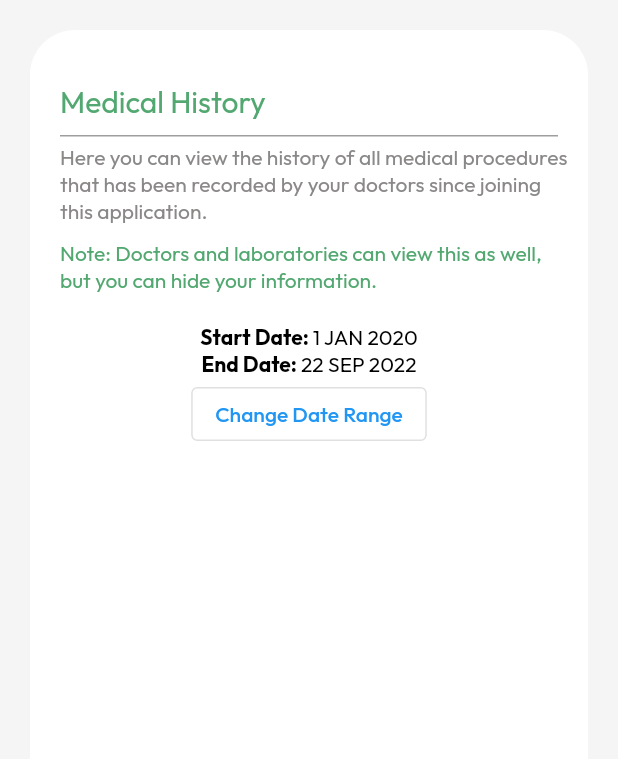
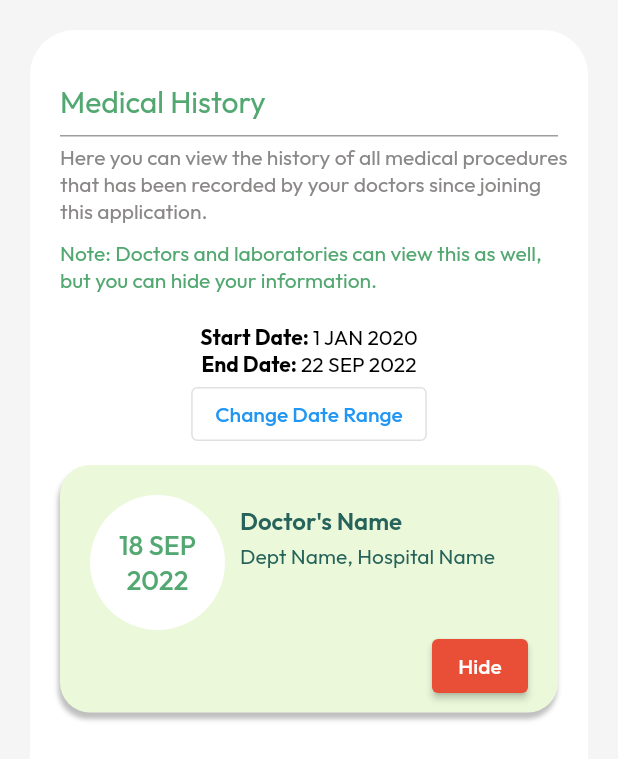
Before and after one commit to munimdev/OmniHealth, a Flutter app: the Home screen opened by its route, after a tap on an icon or button, on a phone screen of 412 x 824 dp. Shown: the top 759 px of the screen. Run offline on Flutter 3.47's test engine with Material 2 defaults, Android fonts, the phone set to English and light mode, and no system bars; our stand-ins replace cloud_firestore, firebase_auth, firebase_core, flutter_svg, google_sign_in and 2 more; missing offline and left inert: countries, dart:ffi, flutterfire_ui; accounts and stored records are empty.

Commit message:
Medical History screen development

```diff
--- a/lib/constants/constants.dart
+++ b/lib/constants/constants.dart
@@ -76,6 +76,7 @@ const kMutedWidgetColor = Color(0x80FFFFFF);
 const kBlackOverlay = Color(0x80000000);
 const kLightBlue = Color(0xFFC8D8E4);
 const kBackgroundColor = Color(0xFFF5F5F5);
+const kAccentColor = Color(0xFFE94F37);
 
 const kDashboardWidgetTextStyle = TextStyle(
   fontSize: 24,
@@ -122,6 +123,13 @@ const kSmallGreenText = TextStyle(
   fontSize: 20,
   decoration: TextDecoration.none,
 );
+const kSmallerGreenText = TextStyle(
+  fontFamily: 'Outfit',
+  fontWeight: FontWeight.w500,
+  color: kAppleGreen,
+  fontSize: 18,
+  decoration: TextDecoration.none,
+);
 const kMiniGreyText = TextStyle(
   fontFamily: 'Outfit',
   fontWeight: FontWeight.w400,
--- a/lib/screens/home/home.dart
+++ b/lib/screens/home/home.dart
@@ -105,11 +105,18 @@ class _Home extends State<Home> {
                     children: [
                       SizedBox(width: 10),
                       TextButton(
-                        onPressed: () {},
+                        onPressed: () {
+                          Navigator.push(
+                            context,
+                            MaterialPageRoute(builder: (context) {
+                              return TestResults();
+                            }),
+                          );
+                        },
                         child: const DashboardWidgetHorizontal(
-                          title: 'Diagnosis\nDetails',
+                          title: 'Test\nResults',
                           icon: Icon(
-                            Icons.vaccines,
+                            Icons.timeline,
                             color: Colors.white,
                           ),
                         ),
@@ -134,23 +141,6 @@ class _Home extends State<Home> {
                         ),
                       ),
                     ],
-                  ),
-                  TextButton(
-                    onPressed: () {
-                      Navigator.push(
-                        context,
-                        MaterialPageRoute(builder: (context) {
-                          return TestResults();
-                        }),
-                      );
-                    },
-                    child: const DashboardWidgetVertical(
-                      title: 'Test Results',
-                      icon: Icon(
-                        Icons.timeline,
-                        color: Colors.white,
-                      ),
-                    ),
                   ),
                   TextButton(
                     onPressed: () {},
--- a/lib/screens/medicalHistory/medical_history.dart
+++ b/lib/screens/medicalHistory/medical_history.dart
@@ -1,3 +1,5 @@
+import 'dart:ffi';
+
 import 'package:flutter/material.dart';
 import 'package:omnihealth/constants/constants.dart';
 import 'package:omnihealth/Components/universal_functions.dart';
@@ -10,6 +12,11 @@ class MedicalHistory extends StatefulWidget {
 
 class _MedicalHistoryState extends State<MedicalHistory> {
   DateTimeRange dateRange = DateTimeRange(start: DateTime(2020,1,1), end: DateTime.now());
+  Color widgetColor = kMintGreen;
+  Color widgetTextColor = kDarkest;
+  bool visibility = true;
+  Color hideButtonColor = kAccentColor;
+  String hideButtonText = 'Hide';
   @override
   Widget build(BuildContext context) {
     final start = dateRange.start;
@@ -28,7 +35,7 @@ class _MedicalHistoryState extends State<MedicalHistory> {
               color: Colors.white,
               borderRadius: BorderRadius.circular(30),
             ),
-            child: ListView(
+            child: Column(
               children: [
                 Container(
                   width: double.infinity,
@@ -62,7 +69,7 @@ class _MedicalHistoryState extends State<MedicalHistory> {
                     style: kMiniAppleGreenText,
                   ),
                 ),
-                SizedBox(
+                const SizedBox(
                   height: 10,
                 ),
                 Column(
@@ -87,6 +94,38 @@ class _MedicalHistoryState extends State<MedicalHistory> {
                         child: const Text('Change Date Range')),
                   ],
                 ),
+                const SizedBox(
+                  height: 10,
+                ),
+                Expanded(
+                  child: ListView(
+                    children: [
+                      Expanded(
+                        child: medical_history_widget(
+                          widgetColor: widgetColor,
+                          widgetTextColor: widgetTextColor,
+                          hideButtonText: hideButtonText,
+                          onPressed: (){
+                            setState(() {
+                              if(visibility == true){
+                                widgetColor = kDarkest;
+                                visibility = false;
+                                hideButtonText = 'Show';
+                                widgetTextColor = Colors.white;
+                              }
+                              else if (visibility == false){
+                                widgetColor = kMintGreen;
+                                visibility = true;
+                                hideButtonText = 'Hide';
+                                widgetTextColor = kDarkest;
+                              }
+                            });
+                          },
+                        ),
+                      ),
+                    ],
+                  ),
+                )
               ],
             ),
           ),
@@ -110,3 +149,107 @@ class _MedicalHistoryState extends State<MedicalHistory> {
     }
   }
 }
+
+class medical_history_widget extends StatelessWidget {
+  const medical_history_widget({
+    Key? key,
+    required this.widgetColor,
+    required this.widgetTextColor,
+    required this.onPressed,
+    required this.hideButtonText,
+  }) : super(key: key);
+
+  final Color widgetColor;
+  final Color widgetTextColor;
+  final String hideButtonText;
+  final void Function() onPressed;
+  @override
+  Widget build(BuildContext context) {
+    return Container(
+      padding: const EdgeInsets.fromLTRB(20,20,20,7),
+      margin: const EdgeInsets.symmetric(vertical: 0, horizontal: 20),
+      decoration: BoxDecoration(
+        color: widgetColor,
+        borderRadius: const BorderRadius.all(
+          Radius.circular(20),
+        ),
+        boxShadow: const [
+          BoxShadow(
+            color: Color(0x40000000),
+            offset: Offset(-1,4),
+            blurRadius: 2,
+          )
+        ],
+      ),
+      child: Column(
+        children: [
+          Row(
+            crossAxisAlignment: CrossAxisAlignment.start,
+            children: [
+              Container(
+                height: 90,
+                width: 90,
+                //margin: EdgeInsets.fromLTRB(0,10,0,0),
+                decoration: const BoxDecoration(
+                  shape: BoxShape.circle,
+                  color: Colors.white,
+                ),
+                child: Column(
+                  mainAxisAlignment: MainAxisAlignment.center,
+                  children: [
+                    Text('18 SEP', style: kSmallerGreenText,),
+                    Text('2022', style: kSmallerGreenText,),
+                  ],
+                ),
+              ),
+              const SizedBox(
+                width: 10,
+              ),
+              Expanded(
+                child: Column(
+                  crossAxisAlignment: CrossAxisAlignment.start,
+                  children: [
+                    const SizedBox(height: 7,),
+                    Text(
+                      'Doctor\'s Name',
+                      style: TextStyle(
+                        fontFamily: 'Outfit',
+                        fontWeight: FontWeight.w600,
+                        color: widgetTextColor,
+                        fontSize: 16,
+                        decoration: TextDecoration.none,
+                      ),
+                    ),
+                    const SizedBox(height: 5,),
+                    Text(
+                      'Dept Name, Hospital Name',
+                      style: TextStyle(
+                        fontFamily: 'Outfit',
+                        fontWeight: FontWeight.w400,
+                        color: widgetTextColor,
+                        fontSize: 14,
+                        decoration: TextDecoration.none,
+                      ),
+                    ),
+                  ],
+                ),
+              ),
+            ],
+          ),
+          Row(
+            mainAxisAlignment: MainAxisAlignment.end,
+            children: [
+              ElevatedButton(
+                onPressed: onPressed,
+                style: ElevatedButton.styleFrom(
+                  primary: kAccentColor,
+                ),
+                child: Text(hideButtonText),
+              ),
+            ],
+          ),
+        ],
+      ),
+    );
+  }
+}
```
